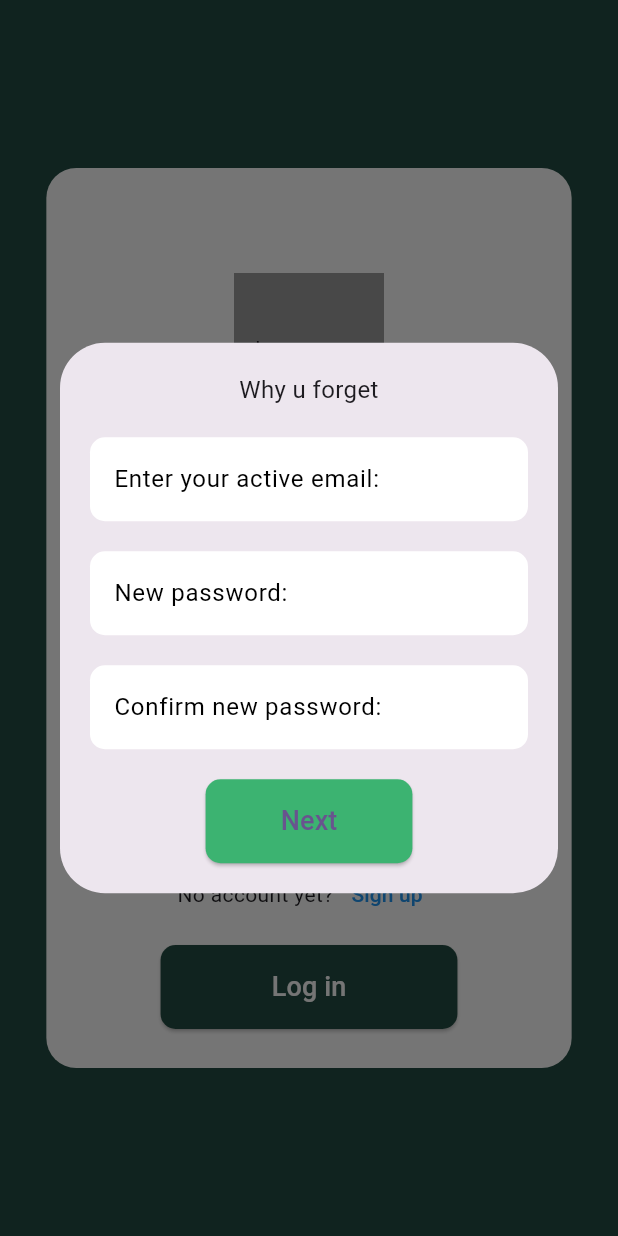
After one commit to ChromaCyan/Calmora, a Flutter app: the screen it shows after launch, after a tap on "Forget Password", on a phone screen of 412 x 824 dp. The commit adds this screen. Run offline on Flutter 3.47's test engine with Material 3 defaults, Android fonts, the phone set to English and light mode, and no system bars; our stand-ins replace flutter_secure_storage.

Commit message:
Added Login and Signup Screens (temporary design)

```diff
--- /dev/null
+++ b/lib/login_screen_placeholder/screens/login_screen.dart
@@ -0,0 +1,259 @@
+import 'package:armstrong/login_screen_placeholder/screens/resgistration_screen.dart';
+import 'package:flutter/material.dart';
+import 'package:armstrong/config/colors.dart';
+
+class LoginScreen extends StatefulWidget {
+  const LoginScreen({super.key});
+
+  @override
+  State<LoginScreen> createState() => _LoginScreenState();
+}
+
+class _LoginScreenState extends State<LoginScreen> {
+  @override
+  Widget build(BuildContext context) {
+    return Scaffold(
+      backgroundColor: const Color(0xFF234D43),
+      body: Center(
+        child: Container(
+          height: 600,
+          width: MediaQuery.of(context).size.width * 0.85,
+          decoration: BoxDecoration(
+            color: Colors.white,
+            borderRadius: BorderRadius.circular(20),
+          ),
+          child: Padding(
+            padding: const EdgeInsets.all(20.0),
+            child: Column(
+              crossAxisAlignment: CrossAxisAlignment.center,
+              children: [
+                const SizedBox(height: 50),
+                Container(
+                  height: 100,
+                  width: 100,
+                  color: Colors.grey,
+                  child: const Center(
+                    child: Text('Image area'),
+                  ),
+                ),
+                const SizedBox(height: 60),
+                TextField(
+                  decoration: InputDecoration(
+                    hintText: "Enter your email:",
+                    filled: true,
+                    fillColor: Colors.white,
+                    border: OutlineInputBorder(
+                      borderRadius: BorderRadius.circular(10),
+                    ),
+                  ),
+                ),
+                const SizedBox(height: 20),
+                TextField(
+                  obscureText: true,
+                  decoration: InputDecoration(
+                    hintText: "Enter your password:",
+                    filled: true,
+                    fillColor: Colors.white,
+                    border: OutlineInputBorder(
+                      borderRadius: BorderRadius.circular(10),
+                    ),
+                  ),
+                ),
+                const SizedBox(height: 10),
+                Align(
+                  alignment: Alignment.centerRight,
+                  child: TextButton(
+                    onPressed: () {
+                      _showForgotPasswordDialog(context);
+                    },
+                    child: const Text(
+                      "Forget Password",
+                      style: TextStyle(color: Colors.blue),
+                    ),
+                  ),
+                ),
+                const SizedBox(height: 40),
+                Row(
+                  mainAxisAlignment: MainAxisAlignment.center,
+                  children: [
+                    const Text("No account yet?"),
+                    TextButton(
+                      onPressed: () {
+                        Navigator.push(
+                          context,
+                          MaterialPageRoute(
+                              builder: (context) => ResgistrationScreen()),
+                        );
+                      },
+                      child: const Text(
+                        "Sign up",
+                        style: TextStyle(color: Colors.blue),
+                      ),
+                    ),
+                  ],
+                ),
+                const SizedBox(height: 10),
+                ElevatedButton(
+                  onPressed: () {},
+                  style: ElevatedButton.styleFrom(
+                    backgroundColor: const Color(0xFF234D43),
+                    shape: RoundedRectangleBorder(
+                      borderRadius: BorderRadius.circular(10),
+                    ),
+                  ),
+                  child: const Padding(
+                    padding: EdgeInsets.symmetric(horizontal: 50, vertical: 15),
+                    child: Text(
+                      "Log in",
+                      style: TextStyle(fontSize: 18, color: Colors.white),
+                    ),
+                  ),
+                ),
+              ],
+            ),
+          ),
+        ),
+      ),
+    );
+  }
+}
+
+void _showForgotPasswordDialog(BuildContext context) {
+  showDialog(
+    context: context,
+    builder: (context) {
+      String currentStep = "verify";
+      return Dialog(
+        shape: RoundedRectangleBorder(
+          borderRadius: BorderRadius.circular(30),
+        ),
+        child: StatefulBuilder(
+          builder: (context, setState) {
+            return Padding(
+              padding: const EdgeInsets.all(20.0),
+              child: Column(
+                mainAxisSize: MainAxisSize.min,
+                children: [
+                  if (currentStep == "verify") ...[
+                    const Text(
+                      "Why u forget",
+                      textAlign: TextAlign.center,
+                      style: TextStyle(fontSize: 16),
+                    ),
+                    const SizedBox(height: 20),
+                    TextField(
+                      decoration: InputDecoration(
+                        hintText: "Enter your active email:",
+                        filled: true,
+                        fillColor: Colors.white,
+                        hintStyle: const TextStyle(color: black),
+                        border: OutlineInputBorder(
+                          borderRadius: BorderRadius.circular(10),
+                          borderSide: BorderSide.none,
+                        ),
+                      ),
+                      style: const TextStyle(color: black),
+                    ),
+                    const SizedBox(height: 20),
+                    TextField(
+                      obscureText: true,
+                      decoration: InputDecoration(
+                        hintText: "New password:",
+                        filled: true,
+                        fillColor: Colors.white,
+                        hintStyle: const TextStyle(color: black),
+                        border: OutlineInputBorder(
+                          borderRadius: BorderRadius.circular(10),
+                          borderSide: BorderSide.none,
+                        ),
+                      ),
+                      style: const TextStyle(color: black),
+                    ),
+                    const SizedBox(height: 20),
+                    TextField(
+                      obscureText: true,
+                      decoration: InputDecoration(
+                        hintText: "Confirm new password:",
+                        filled: true,
+                        fillColor: Colors.white,
+                        hintStyle: const TextStyle(color: black),
+                        border: OutlineInputBorder(
+                          borderRadius: BorderRadius.circular(10),
+                          borderSide: BorderSide.none,
+                        ),
+                      ),
+                      style: const TextStyle(color: Colors.white),
+                    ),
+                    const SizedBox(height: 20),
+                    ElevatedButton(
+                      onPressed: () {
+                        setState(() {
+                          currentStep = "enter_code";
+                        });
+                      },
+                      style: ElevatedButton.styleFrom(
+                        backgroundColor: const Color(
+                            0xFF3CB371), // Match button color to design
+                        shape: RoundedRectangleBorder(
+                          borderRadius: BorderRadius.circular(10),
+                        ),
+                        padding: const EdgeInsets.symmetric(
+                            vertical: 15, horizontal: 50),
+                      ),
+                      child: const Text(
+                        "Next",
+                        style: TextStyle(fontSize: 18),
+                      ),
+                    ),
+                  ] else if (currentStep == "enter_code") ...[
+                    const Text(
+                      "We’ve sent you a confirmation code, please check your emails (including spams) and enter the code below.",
+                      textAlign: TextAlign.center,
+                      style: TextStyle(fontSize: 16),
+                    ),
+                    const SizedBox(height: 20),
+                    TextField(
+                      decoration: InputDecoration(
+                        hintText: "Enter code:",
+                        filled: true,
+                        fillColor: Colors.white,
+                        border: OutlineInputBorder(
+                          borderRadius: BorderRadius.circular(10),
+                        ),
+                      ),
+                    ),
+                    const SizedBox(height: 20),
+                    ElevatedButton(
+                      onPressed: () {
+                        setState(() {
+                          currentStep = "success";
+                        });
+                      },
+                      child: const Text("Next"),
+                    ),
+                  ] else if (currentStep == "success") ...[
+                    const Icon(Icons.check_circle,
+                        size: 80, color: Colors.green),
+                    const SizedBox(height: 20),
+                    const Text(
+                      "Your password has been reset successfully!",
+                      textAlign: TextAlign.center,
+                      style: TextStyle(fontSize: 16),
+                    ),
+                    const SizedBox(height: 20),
+                    ElevatedButton(
+                      onPressed: () {
+                        Navigator.pop(context);
+                      },
+                      child: const Text("Close"),
+                    ),
+                  ],
+                ],
+              ),
+            );
+          },
+        ),
+      );
+    },
+  );
+}
--- a/lib/main.dart
+++ b/lib/main.dart
@@ -1,5 +1,6 @@
 import 'package:flutter/material.dart';
 import 'splash_screen/screens/splash_screen.dart';
+import 'login_screen_placeholder/screens/login_screen.dart';
 
 void main() {
   runApp(const MyApp());
@@ -17,7 +18,8 @@ class MyApp extends StatelessWidget {
         useMaterial3: true,
       ),
       debugShowCheckedModeBanner: false,
-      home: const SplashScreen(),
+      //home: const SplashScreen(),
+      home: const LoginScreen(),
     );
   }
 }
```
Also changed, not shown: lib/login_screen_placeholder/screens/resgistration_screen.dart (added, +180 -0 lines).
